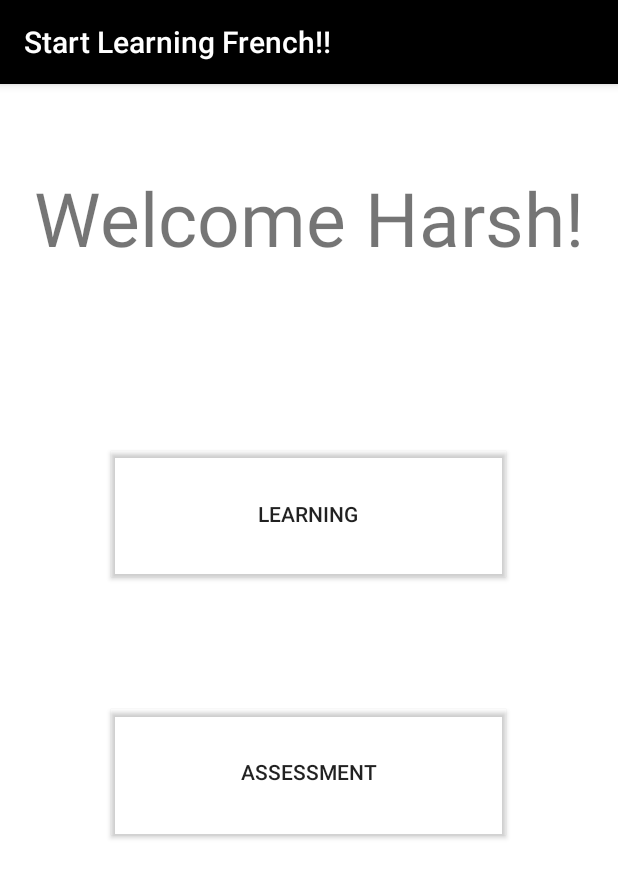
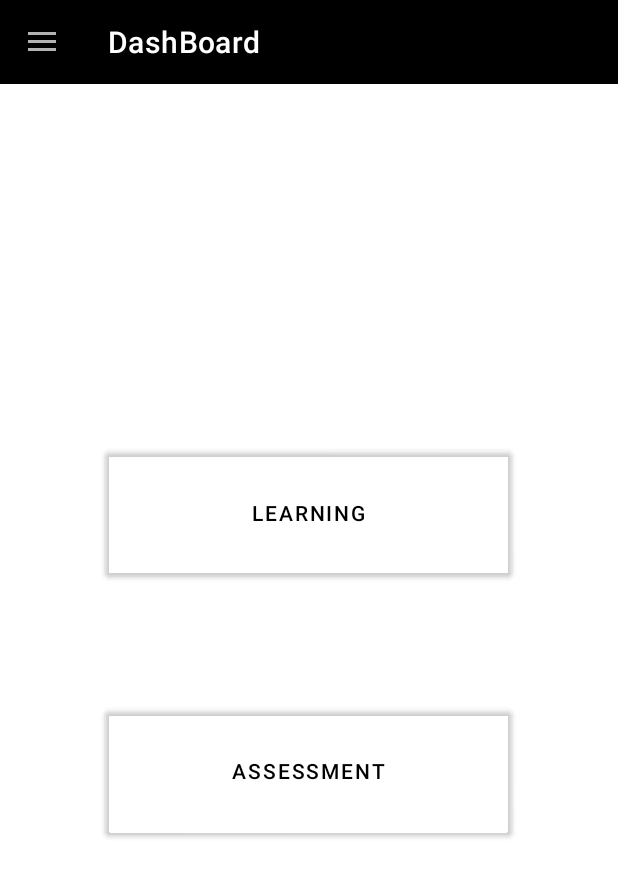
Before and after one commit to bit22bit/Frenchify, an Android app: the screen it shows after launch once a user with an empty profile is signed in (LearningOrAssessment), on a phone screen of 412 x 824 dp. Shown: the top 878 px of the screen. Run offline under Robolectric (Android 15) with nearby library versions, the phone set to English and light mode, and no system bars; our stand-ins replace Firebase (no records; nobody signed in at launch, a user with empty details on screens opened directly); 1 statement that could not run was skipped.

```diff
--- a/app/src/main/AndroidManifest.xml
+++ b/app/src/main/AndroidManifest.xml
@@ -16,7 +16,7 @@
         <activity android:name=".Login" />
         <activity
             android:name=".LearningOrAssessment"
-            android:theme="@style/Theme.AppCompat.DayNight.NoActionBar" />
+             />
         <activity android:name=".Signup" />
         <activity android:name=".SplaceScreen">
             <intent-filter>
--- a/app/src/main/java/com/bits/frenchify/LearningOrAssessment.java
+++ b/app/src/main/java/com/bits/frenchify/LearningOrAssessment.java
@@ -58,10 +58,10 @@ public class LearningOrAssessment extends AppCompatActivity implements Navigatio
         user = firebaseAuth.getCurrentUser();
 
         nav_view = findViewById(R.id.nav_view);
-        toolbar = findViewById(R.id.toolbar);
+        toolbar = findViewById(R.id.toolbar_for_nav);
         setSupportActionBar(toolbar);
-        //getSupportActionBar().setDisplayHomeAsUpEnabled(true);
-        //getSupportActionBar().setHomeButtonEnabled(true);
+        getSupportActionBar().setDisplayHomeAsUpEnabled(true);
+        getSupportActionBar().setHomeButtonEnabled(true);
 
 
         rootLayout = findViewById(R.id.rootLayoutLA);
--- a/app/src/main/res/layout/activity_learning_or_assessment.xml
+++ b/app/src/main/res/layout/activity_learning_or_assessment.xml
@@ -18,25 +18,33 @@
         android:id="@+id/toolbar_ll"
         android:visibility="visible"
         >
-        <include
-        android:id="@+id/include"
-        layout="@layout/toolbar_layout" />
+        <androidx.appcompat.widget.Toolbar
+            android:layout_width="match_parent"
+            android:layout_height="?attr/actionBarSize"
+            android:background="@color/black"
+            android:theme="@style/ThemeOverlay.AppCompat.Dark"
+            android:id="@+id/toolbar_for_nav"
+            app:title="DashBoard"
+            app:navigationIcon="@drawable/nav_icon"
+            />
 
         <TextView
             android:id="@+id/userNameAL_tv"
             android:layout_width="wrap_content"
             android:layout_height="wrap_content"
-            android:text="Welcome Harsh!"
+
             android:textSize="50sp"
             android:layout_marginTop="55dp"
             android:layout_gravity="center"
+            android:textStyle="bold"
+            android:textColor="@color/black"
             />
 
         <Button
             android:id="@+id/gotoLearningActivity_button"
             android:layout_width="271dp"
             android:layout_height="96dp"
-            android:layout_marginTop="116dp"
+            android:layout_marginTop="115dp"
             android:backgroundTint="#00FFFFFF"
             android:onClick="gotoLearning"
             android:text="Learning"
```
Also changed, not shown: app/src/main/res/drawable-v24/nav_icon.png (added).
